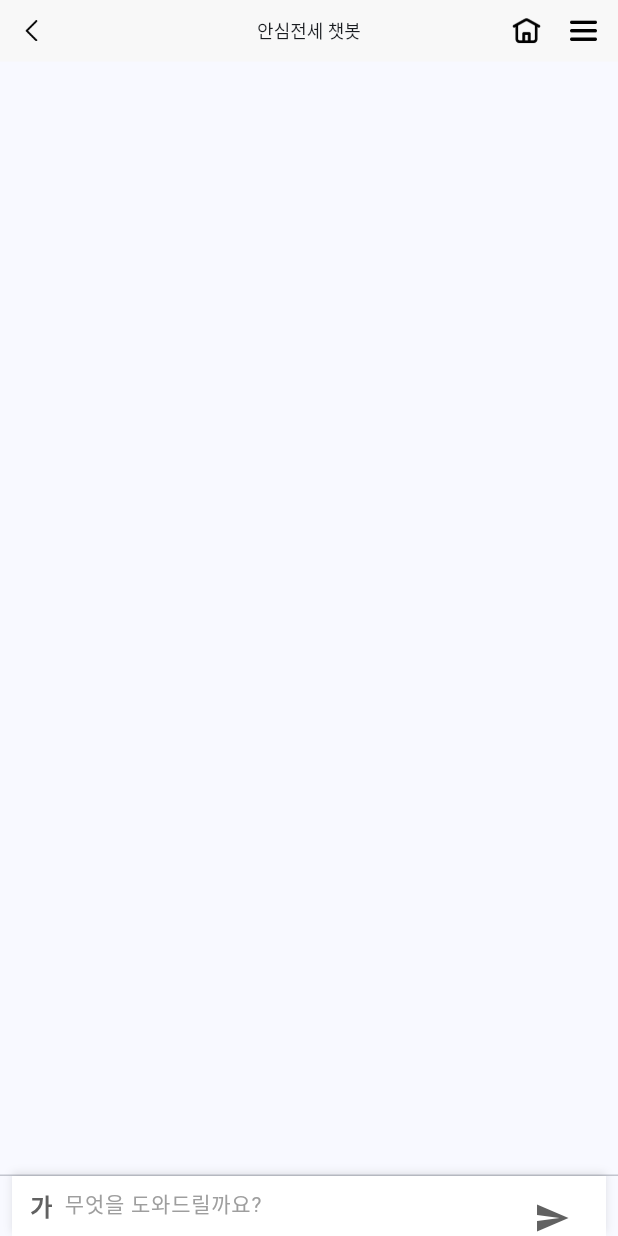
After one commit to min-young417/DIVE_HUG, a Flutter app: the ChatbotView screen opened by its route, after a tap on the "send" icon, on a phone screen of 412 x 824 dp. The commit adds this screen. Run offline on Flutter 3.47's test engine with Material 3 defaults, Android fonts, the phone set to English and light mode, and no system bars; our stand-ins replace flutter_dotenv, flutter_map, flutter_screenutil, get, latlong2; missing offline and left inert: flutter_map_marker_cluster.

Commit message:
[CREATE] 챗봇 페이지 생성, 챗봇 연결

```diff
--- a/lib/main.dart
+++ b/lib/main.dart
@@ -27,7 +27,7 @@ class MyApp extends StatelessWidget {
             return GetMaterialApp(
               title: 'HUG App Extension',
               theme: CustomTheme.themeData,
-              initialRoute: '/',
+              initialRoute: '/predictMap',
               getPages: GetXRouter.routes,
               defaultTransition: Transition.cupertino,
               debugShowCheckedModeBanner: false,
--- /dev/null
+++ b/lib/pages/chatbot/chatbot_binding.dart
@@ -0,0 +1,10 @@
+import 'package:dive_hug/pages/chatbot/chatbot_controller.dart';
+import 'package:get/get.dart';
+
+class ChatbotBinding extends Bindings {
+
+  @override
+  void dependencies() {
+    Get.lazyPut(() => ChatbotController());
+  }
+}
--- /dev/null
+++ b/lib/pages/chatbot/chatbot_controller.dart
@@ -0,0 +1,53 @@
+import 'dart:convert';
+import 'package:flutter/material.dart';
+import 'package:flutter_dotenv/flutter_dotenv.dart';
+import 'package:get/get.dart';
+import 'package:http/http.dart' as http;
+import 'models/message.dart';
+
+class ChatbotController extends GetxController {
+  var messages = <Message>[].obs;
+
+  void addUserMessage(String text) {
+    messages.add(Message(text: text, sender: Sender.user));
+    addBotResponse(text);
+  }
+
+  final TextEditingController textController = TextEditingController();
+
+  void sendMessage() {
+    final text = textController.text.trim();
+    if (text.isEmpty) return;
+    addUserMessage(text);
+    textController.clear();
+  }
+
+  Future<void> addBotResponse(String userText) async {
+    messages.add(Message(text: "답변을 불러오는 중...", sender: Sender.bot));
+
+    try {
+      final url = Uri.parse(dotenv.env['CHAT_BOT_SERVER_URL']!);
+
+      final response = await http.post(
+        url,
+        headers: {"Content-Type": "application/json"},
+        body: jsonEncode({"question": userText}),
+      );
+
+      if (response.statusCode == 200) {
+        final data = jsonDecode(response.body);
+        final botReply = data["answer"] ?? "응답 없음";
+
+        // 마지막 메시지를 교체
+        messages[messages.length - 1] =
+            Message(text: botReply, sender: Sender.bot);
+      } else {
+        messages[messages.length - 1] =
+            Message(text: "에러: ${response.statusCode}", sender: Sender.bot);
+      }
+    } catch (e) {
+      messages[messages.length - 1] =
+          Message(text: "요청 실패: $e", sender: Sender.bot);
+    }
+  }
+}
--- /dev/null
+++ b/lib/pages/chatbot/chatbot_view.dart
@@ -0,0 +1,71 @@
+import 'package:dive_hug/pages/chatbot/chatbot_controller.dart';
+import 'package:dive_hug/pages/chatbot/widgets/message_bubble.dart';
+import 'package:dive_hug/pages/chatbot/widgets/message_textfiled.dart';
+import 'package:flutter_screenutil/flutter_screenutil.dart';
+import 'package:flutter/material.dart';
+import 'package:get/get.dart';
+
+class ChatbotView extends GetView<ChatbotController> {
+  const ChatbotView({super.key});
+
+  @override
+  Widget build(BuildContext context) {
+    return SafeArea(
+      child: Scaffold(
+        appBar: AppBar(
+          backgroundColor: Color(0xfff8f8f8),
+          leading: Padding(
+            padding: EdgeInsetsGeometry.only(left: 14.w),
+            child: GestureDetector(
+              onTap: (){
+                Get.back();
+              },
+              child: Image.asset('assets/icons/left-arrow.png')),
+          ),
+          title: Text(
+            '안심전세 챗봇',
+            style: TextStyle(
+              fontSize: 12.sp,
+              fontWeight: FontWeight.w500
+            ),
+          ),
+          actions: [
+            Image.asset(
+              'assets/icons/home.png',
+              width: 22.sp,
+              height: 22.sp,
+            ),
+            SizedBox(width: 18.w,),
+            Image.asset(
+              'assets/icons/hambuger-menu.png',
+              width: 18.sp,
+              height: 18.sp,
+            ),
+            SizedBox(width: 14.w,),
+          ],
+        ),
+        body: Column(
+          children: [
+            Expanded(
+              child: Obx(() => ListView.builder(
+                    itemCount: controller.messages.length,
+                    itemBuilder: (context, index) {
+                      final msg = controller.messages[index];
+                      return MessageBubble(msg: msg);
+                    },
+                  )),
+            ),
+            const Divider(height: 1),
+            Padding(
+              padding: const EdgeInsets.symmetric(horizontal: 8),
+              child: MessageTextfiled(
+                controller: controller.textController,
+                onSend: controller.sendMessage,
+              )
+            ),
+          ],
+        ),
+      ),
+    );
+  }
+}
--- /dev/null
+++ b/lib/pages/chatbot/models/message.dart
@@ -0,0 +1,7 @@
+enum Sender { user, bot }
+
+class Message {
+  final String text;
+  final Sender sender;
+  Message({required this.text, required this.sender});
+}
--- /dev/null
+++ b/lib/pages/chatbot/widgets/message_textfiled.dart
@@ -0,0 +1,62 @@
+import 'package:flutter/material.dart';
+import 'package:flutter_screenutil/flutter_screenutil.dart';
+
+class MessageTextfiled extends StatelessWidget {
+  const MessageTextfiled({
+    super.key,
+    required this.controller,
+    required this.onSend,
+  });
+
+  final TextEditingController controller;
+  final VoidCallback onSend;
+
+  @override
+  Widget build(BuildContext context) {
+    return Container(
+      decoration: BoxDecoration(
+        color: Colors.white,
+        boxShadow: [
+          BoxShadow(
+            color: Colors.black.withOpacity(0.1),
+            blurRadius: 4,
+            offset: Offset(0, -2),
+          ),
+        ],
+      ),
+      padding: EdgeInsets.symmetric(horizontal: 12, vertical: 8),
+      height: 40.h,
+      child: Row(
+        children: [
+          Text(
+            "가",
+            style: TextStyle(
+              fontSize: 16,
+              color: Colors.grey[700],
+              fontWeight: FontWeight.bold,
+            ),
+          ),
+          SizedBox(width: 8),
+
+          // 입력창
+          Expanded(
+            child: TextField(
+              controller: controller,
+              decoration: InputDecoration(
+                hintText: "무엇을 도와드릴까요?",
+                hintStyle: TextStyle(color: Colors.grey, fontSize: 14.sp),
+                border: InputBorder.none, // 테두리 제거
+              ),
+            ),
+          ),
+
+          // 전송 버튼
+          IconButton(
+            icon: Icon(Icons.send, color: Colors.grey[700]),
+            onPressed: onSend,
+          )
+        ],
+      ),
+    );
+  }
+}
--- a/lib/route/routes.dart
+++ b/lib/route/routes.dart
@@ -1,3 +1,5 @@
+import 'package:dive_hug/pages/chatbot/chatbot_binding.dart';
+import 'package:dive_hug/pages/chatbot/chatbot_view.dart';
 import 'package:dive_hug/pages/predict_map/predict_map_binding.dart';
 import 'package:dive_hug/pages/predict_map/predict_map_view.dart';
 import 'package:get/get.dart';
@@ -6,9 +8,16 @@ class GetXRouter {
   static final routes = [
     // 예측 지도 화면
     GetPage(
-      name: '/',
+      name: '/predictMap',
       page: () => PredictMapView(),
       binding: PredictMapBinding(),
       popGesture: true,),
+
+    // 챗봇 화면
+    GetPage(
+      name: '/chatbot',
+      page: () => ChatbotView(),
+      binding: ChatbotBinding(),
+      popGesture: true,),
   ];
 }
--- a/pubspec.yaml
+++ b/pubspec.yaml
@@ -16,6 +16,7 @@ dependencies:
   flutter_map: ^7.0.0
   flutter_map_marker_cluster: ^1.3.5
   latlong2: ^0.9.1
+  http: ^1.5.0
 
 dev_dependencies:
   flutter_test:
```
Also changed, not shown: lib/pages/chatbot/widgets/message_bubble.dart (added, +59 -0 lines), lib/pages/predict_map/predict_map_view.dart (+17 -0 lines), assets/icons/chatbot.png (added), pubspec.lock, 2 other files.
